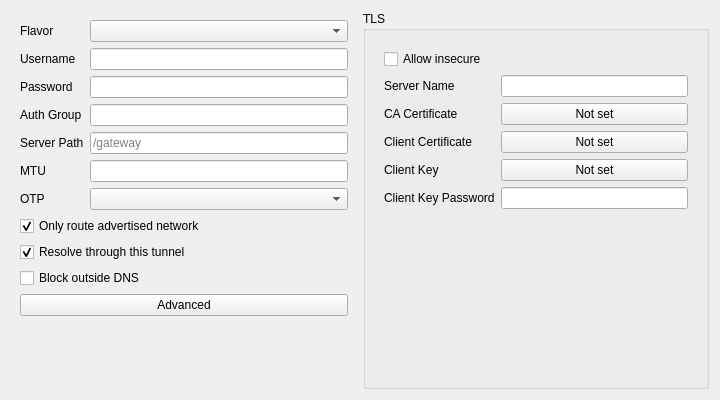
Old version of the form upstream/include/ui/profile/edit_openconnect.ui in the repository hopol/throne-mirror.
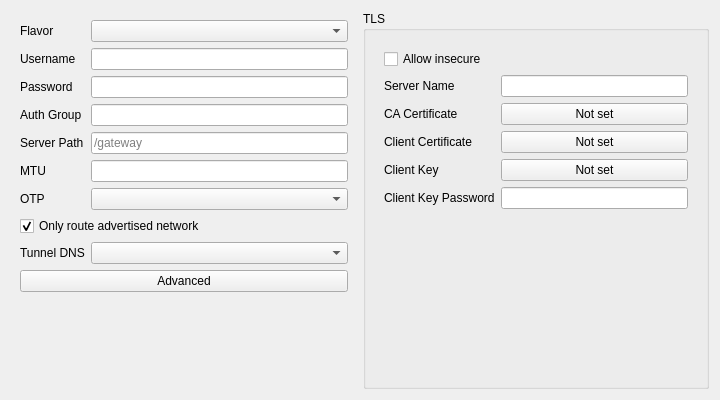
New version of the form.

Diff of the .ui file:
```diff
--- a/upstream/include/ui/profile/edit_openconnect.ui
+++ b/upstream/include/ui/profile/edit_openconnect.ui
@@ -122,30 +122,20 @@
         </property>
        </widget>
       </item>
-      <item row="8" column="0" colspan="2">
-       <widget class="QCheckBox" name="use_tunnel_dns">
+      <item row="8" column="0">
+       <widget class="QLabel" name="tunnel_dns_l">
         <property name="toolTip">
          <string>&lt;html&gt;&lt;head/&gt;&lt;body&gt;&lt;p&gt;Resolve the names the VPN server claims - its split-DNS suffixes and search domains - through the resolvers it pushes. Turn this off if the server claims every domain and breaks public DNS. Kept on regardless while this profile carries all traffic with &quot;Only route advertised network&quot; enabled, since the pushed resolvers are then the only reachable ones.&lt;/p&gt;&lt;/body&gt;&lt;/html&gt;</string>
         </property>
         <property name="text">
-         <string>Resolve through this tunnel</string>
-        </property>
-        <property name="checked">
-         <bool>true</bool>
+         <string>Tunnel DNS</string>
         </property>
        </widget>
       </item>
+      <item row="8" column="1">
+       <widget class="QComboBox" name="tunnel_dns"/>
+      </item>
       <item row="9" column="0" colspan="2">
-       <widget class="QCheckBox" name="block_outside_dns">
-        <property name="toolTip">
-         <string>&lt;html&gt;&lt;head/&gt;&lt;body&gt;&lt;p&gt;Fail a lookup the tunnel cannot answer instead of retrying it directly. Leave this off for a management VPN: names it does not claim then still resolve through the direct resolver.&lt;/p&gt;&lt;/body&gt;&lt;/html&gt;</string>
-        </property>
-        <property name="text">
-         <string>Block outside DNS</string>
-        </property>
-       </widget>
-      </item>
-      <item row="10" column="0" colspan="2">
        <widget class="QPushButton" name="advanced_button">
         <property name="text">
          <string>Advanced</string>
```
Left out of the diff: 5 changed lines with no effect on the pictures.
